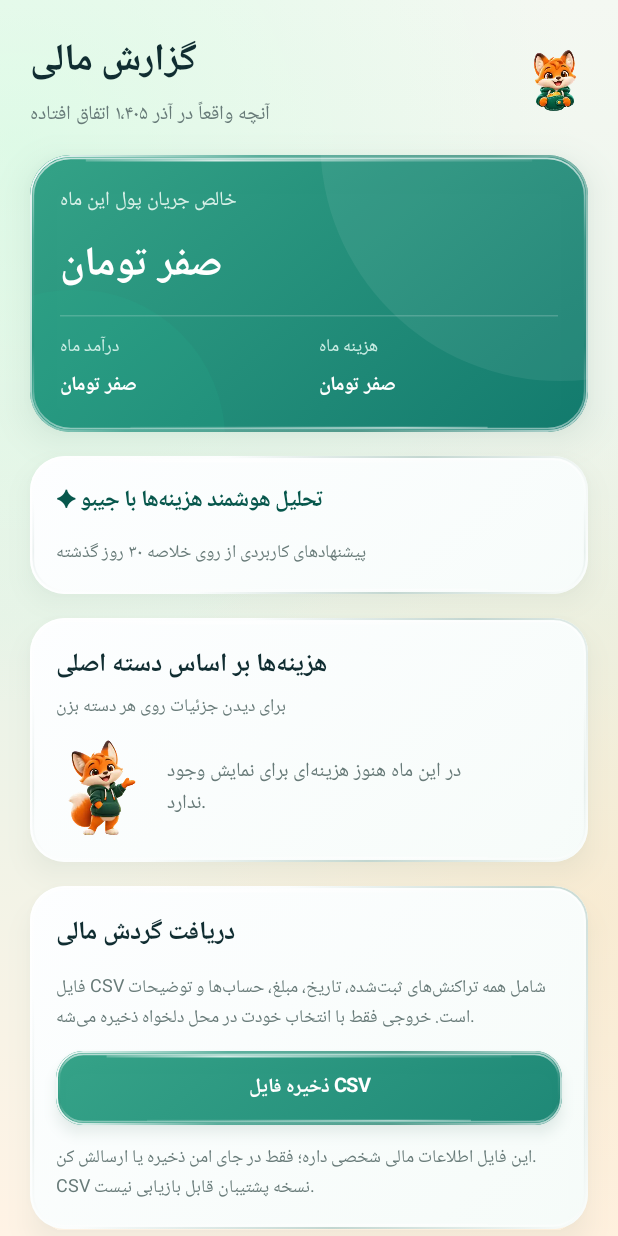
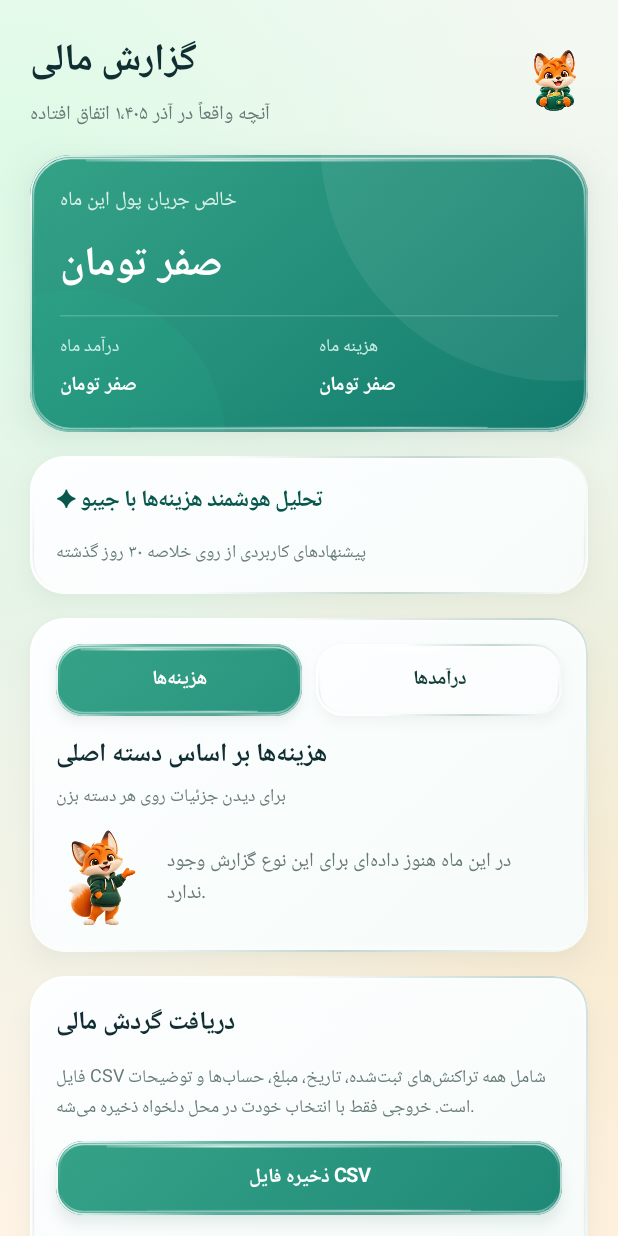
Before and after one commit to qashqaeii/Jibak, an Android app built with Jetpack Compose: the composable ReportsScreen called with empty values, on a phone screen of 412 x 824 dp. Run offline under Robolectric (Android 15) with nearby library versions, the phone set to English and light mode, and no system bars.

Commit message:
feat(reports): switch full three-level financial drilldown between expense and income categories

```diff
--- a/app/src/main/java/ir/jibik/app/ReportsScreen.kt
+++ b/app/src/main/java/ir/jibik/app/ReportsScreen.kt
@@ -66,8 +66,11 @@ internal fun ReportsScreen(
 ) {
     val month = currentJalaliMonth()
     val totals = periodTotals(records, month.startMillis, month.endExclusiveMillis)
-    val categories = categorySpending
-    val rootCategories = categoryReportRows(categories)
+    var incomeBreakdown by rememberSaveable { mutableStateOf(false) }
+    val categories = if (incomeBreakdown) {
+        detailedIncomeCategories(records, month.startMillis, month.endExclusiveMillis)
+    } else categorySpending
+    val expenseRoots = categoryReportRows(categorySpending)
     var selectedCategoryPath by rememberSaveable { mutableStateOf("") }
     var selectedLeafPath by rememberSaveable { mutableStateOf("") }
     var directOnly by rememberSaveable { mutableStateOf(false) }
@@ -76,7 +79,9 @@ internal fun ReportsScreen(
     val displayed = categoryReportRows(categories, selectedCategoryPath)
     val contributions = if (selectedLeafPath.isNotEmpty()) {
         categoryReportContributions(
-            classifiedExpenseLines(
+            if (incomeBreakdown) classifiedIncomeLines(
+                records, month.startMillis, month.endExclusiveMillis,
+            ) else classifiedExpenseLines(
                 records, receiptLines, month.startMillis, month.endExclusiveMillis,
             ),
             selectedLeafPath, directOnly,
@@ -132,7 +137,7 @@ internal fun ReportsScreen(
             Text("پیشنهادهای کاربردی از روی خلاصه ۳۰ روز گذشته",
                 fontSize = 12.sp, color = Muted)
         }
-        if (rootCategories.isNotEmpty()) {
+        if (expenseRoots.isNotEmpty()) {
             JibikSurfaceCard {
                 Text("بیشترین هزینه در این ماه", color = Muted, fontSize = 12.sp)
                 Row(
@@ -141,12 +146,12 @@ internal fun ReportsScreen(
                     verticalAlignment = Alignment.CenterVertically,
                 ) {
                     Text(
-                        rootCategories.first().title, color = Ink, fontSize = 15.sp,
+                        expenseRoots.first().title, color = Ink, fontSize = 15.sp,
                         fontWeight = FontWeight.Bold, modifier = Modifier.weight(1f),
                         maxLines = 1, overflow = TextOverflow.Ellipsis,
                     )
                     Text(
-                        moneyReport(rootCategories.first().amountToman), color = Emerald,
+                        moneyReport(expenseRoots.first().amountToman), color = Emerald,
                         fontSize = 13.sp, fontWeight = FontWeight.ExtraBold,
                         maxLines = 1, overflow = TextOverflow.Ellipsis,
                     )
@@ -157,9 +162,40 @@ internal fun ReportsScreen(
             modifier = Modifier.fillMaxWidth(),
             tone = GlassTone.CRYSTAL,
         ) {
+            Row(
+                Modifier.fillMaxWidth(),
+                horizontalArrangement = Arrangement.spacedBy(9.dp),
+            ) {
+                LiquidGlassButton(
+                    text = "هزینه‌ها",
+                    tone = if (!incomeBreakdown) GlassTone.EMERALD else GlassTone.CRYSTAL,
+                    modifier = Modifier.weight(1f),
+                    onClick = {
+                        incomeBreakdown = false
+                        selectedCategoryPath = ""
+                        selectedLeafPath = ""
+                        showAllCategories = false
+                        visibleTransactions = 15
+                    },
+                )
+                LiquidGlassButton(
+                    text = "درآمدها",
+                    tone = if (incomeBreakdown) GlassTone.EMERALD else GlassTone.CRYSTAL,
+                    modifier = Modifier.weight(1f),
+                    onClick = {
+                        incomeBreakdown = true
+                        selectedCategoryPath = ""
+                        selectedLeafPath = ""
+                        showAllCategories = false
+                        visibleTransactions = 15
+                    },
+                )
+            }
             JibikSectionTitle(
                 title = if (selectedLeafPath.isNotEmpty()) "جزئیات تراکنش‌های این دسته"
-                else if (selectedCategoryPath.isEmpty()) "هزینه‌ها بر اساس دسته اصلی"
+                else if (selectedCategoryPath.isEmpty())
+                    if (incomeBreakdown) "درآمدها بر اساس دسته اصلی"
+                    else "هزینه‌ها بر اساس دسته اصلی"
                 else "زیر‌دسته‌ها و جزئیات",
                 subtitle = if (selectedLeafPath.isNotEmpty()) selectedLeafPath
                 else selectedCategoryPath.ifEmpty { "برای دیدن جزئیات روی هر دسته بزن" },
@@ -230,7 +266,7 @@ internal fun ReportsScreen(
                     horizontalArrangement = Arrangement.spacedBy(10.dp),
                 ) {
                     JiboMascot(Modifier.size(64.dp))
-                    Text("در این ماه هنوز هزینه‌ای برای نمایش وجود ندارد.",
+                    Text("در این ماه هنوز داده‌ای برای این نوع گزارش وجود ندارد.",
                         color = Muted, fontSize = 13.sp)
                 }
             } else {
```
